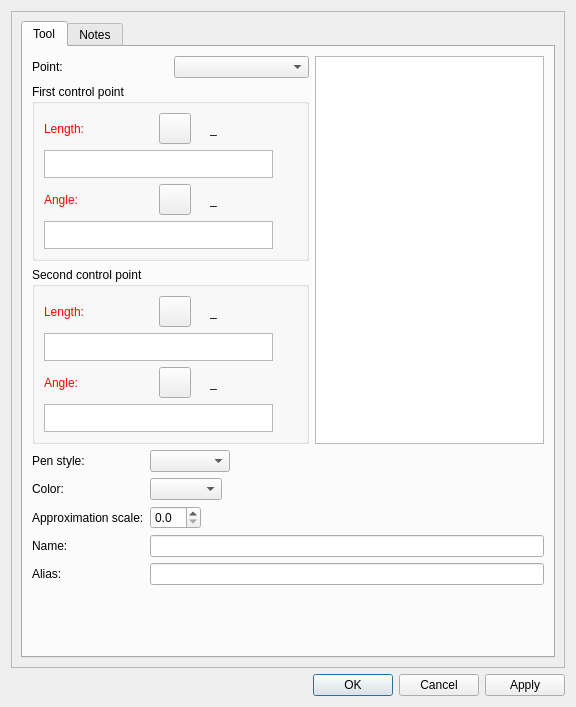
First picture: the form in src/libs/vtools/dialogs/tools/dialogsplinepath.ui, repository dismine/valentina, before the edit.
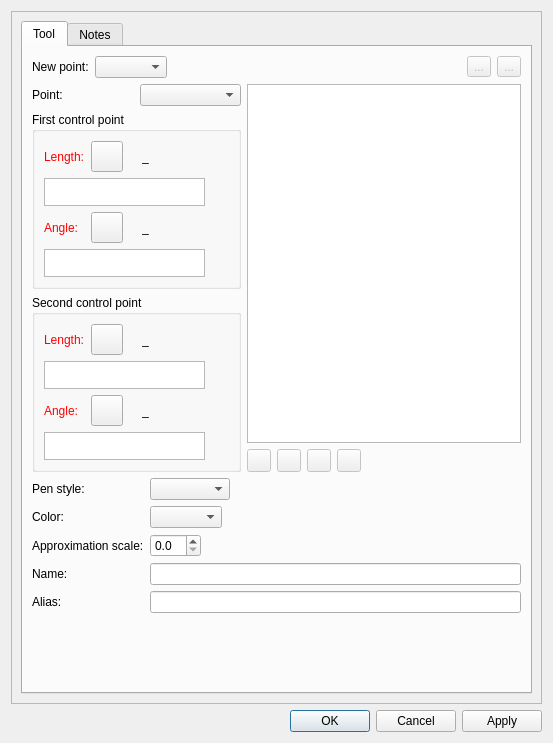
Second picture: the form after the edit. Icons and pictures are not drawn. Custom widgets are drawn as their Qt base class.

Diff of the .ui file:
```diff
--- a/src/libs/vtools/dialogs/tools/dialogsplinepath.ui
+++ b/src/libs/vtools/dialogs/tools/dialogsplinepath.ui
@@ -6,8 +6,8 @@
    <rect>
     <x>0</x>
     <y>0</y>
-    <width>576</width>
-    <height>707</height>
+    <width>553</width>
+    <height>743</height>
    </rect>
   </property>
   <property name="windowTitle">
@@ -31,8 +31,8 @@
        <rect>
         <x>0</x>
         <y>0</y>
-        <width>556</width>
-        <height>656</height>
+        <width>533</width>
+        <height>692</height>
        </rect>
       </property>
       <layout class="QVBoxLayout" name="verticalLayout_5">
@@ -45,7 +45,62 @@
           <attribute name="title">
            <string>Tool</string>
           </attribute>
-          <layout class="QVBoxLayout" name="verticalLayout_4">
+          <layout class="QVBoxLayout" name="verticalLayout_10">
+           <item>
+            <layout class="QHBoxLayout" name="horizontalLayout_3">
+             <item>
+              <widget class="QLabel" name="label_3">
+               <property name="text">
+                <string>New point:</string>
+               </property>
+              </widget>
+             </item>
+             <item>
+              <widget class="QComboBox" name="comboBoxNewPoint"/>
+             </item>
+             <item>
+              <spacer name="horizontalSpacer_5">
+               <property name="orientation">
+                <enum>Qt::Horizontal</enum>
+               </property>
+               <property name="sizeHint" stdset="0">
+                <size>
+                 <width>40</width>
+                 <height>20</height>
+                </size>
+               </property>
+              </spacer>
+             </item>
+             <item>
+              <widget class="QToolButton" name="toolButtonAddPoint">
+               <property name="enabled">
+                <bool>false</bool>
+               </property>
+               <property name="text">
+                <string notr="true">...</string>
+               </property>
+               <property name="icon">
+                <iconset theme="list-add">
+                 <normaloff>.</normaloff>.</iconset>
+               </property>
+              </widget>
+             </item>
+             <item>
+              <widget class="QToolButton" name="toolButtonRemovePoint">
+               <property name="enabled">
+                <bool>false</bool>
+               </property>
+               <property name="text">
+                <string>...</string>
+               </property>
+               <property name="icon">
+                <iconset theme="list-remove">
+                 <normaloff>.</normaloff>.</iconset>
+               </property>
+              </widget>
+             </item>
+            </layout>
+           </item>
            <item>
             <layout class="QHBoxLayout" name="horizontalLayout">
              <item>
@@ -813,11 +868,100 @@
               </layout>
              </item>
              <item>
-              <widget class="QListWidget" name="listWidget">
-               <property name="toolTip">
-                <string>List of points</string>
-               </property>
-              </widget>
+              <layout class="QVBoxLayout" name="verticalLayout_4">
+               <item>
+                <widget class="QListWidget" name="listWidget">
+                 <property name="toolTip">
+                  <string>List of points</string>
+                 </property>
+                </widget>
+               </item>
+               <item>
+                <layout class="QHBoxLayout" name="horizontalLayout_10">
+                 <item alignment="Qt::AlignLeft">
+                  <widget class="QToolButton" name="toolButtonTop">
+                   <property name="enabled">
+                    <bool>false</bool>
+                   </property>
+                   <property name="toolTip">
+                    <string>Move on top</string>
+                   </property>
+                   <property name="text">
+                    <string notr="true"/>
+                   </property>
+                   <property name="icon">
+                    <iconset theme="go-top">
+                     <normaloff>../../../../app/tape</normaloff>../../../../app/tape</iconset>
+                   </property>
+                  </widget>
+                 </item>
+                 <item alignment="Qt::AlignLeft">
+                  <widget class="QToolButton" name="toolButtonUp">
+                   <property name="enabled">
+                    <bool>false</bool>
+                   </property>
+                   <property name="toolTip">
+                    <string>Move up</string>
+                   </property>
+                   <property name="text">
+                    <string notr="true"/>
+                   </property>
+                   <property name="icon">
+                    <iconset theme="go-up">
+                     <normaloff>../../../../app/tape</normaloff>../../../../app/tape</iconset>
+                   </property>
+                  </widget>
+                 </item>
+                 <item alignment="Qt::AlignLeft">
+                  <widget class="QToolButton" name="toolButtonDown">
+                   <property name="enabled">
+                    <bool>false</bool>
+                   </property>
+                   <property name="toolTip">
+                    <string>Move down</string>
+                   </property>
+                   <property name="text">
+                    <string notr="true"/>
+                   </property>
+                   <property name="icon">
+                    <iconset theme="go-down">
+                     <normaloff>../../../../app/tape</normaloff>../../../../app/tape</iconset>
+                   </property>
+                  </widget>
+                 </item>
+                 <item alignment="Qt::AlignLeft">
+                  <widget class="QToolButton" name="toolButtonBottom">
+                   <property name="enabled">
+                    <bool>false</bool>
+                   </property>
+                   <property name="toolTip">
+                    <string>Move on bottom</string>
+                   </property>
+                   <property name="text">
+                    <string notr="true"/>
+                   </property>
+                   <property name="icon">
+                    <iconset theme="go-bottom">
+                     <normaloff>../../../../app/tape</normaloff>../../../../app/tape</iconset>
+                   </property>
+                  </widget>
+                 </item>
+                 <item>
+                  <spacer name="horizontalSpacer_6">
+                   <property name="orientation">
+                    <enum>Qt::Horizontal</enum>
+                   </property>
+                   <property name="sizeHint" stdset="0">
+                    <size>
+                     <width>5000</width>
+                     <height>20</height>
+                    </size>
+                   </property>
+                  </spacer>
+                 </item>
+                </layout>
+               </item>
+              </layout>
              </item>
             </layout>
            </item>
```
Left out of the diff: 8 changed lines with no effect on the pictures.
